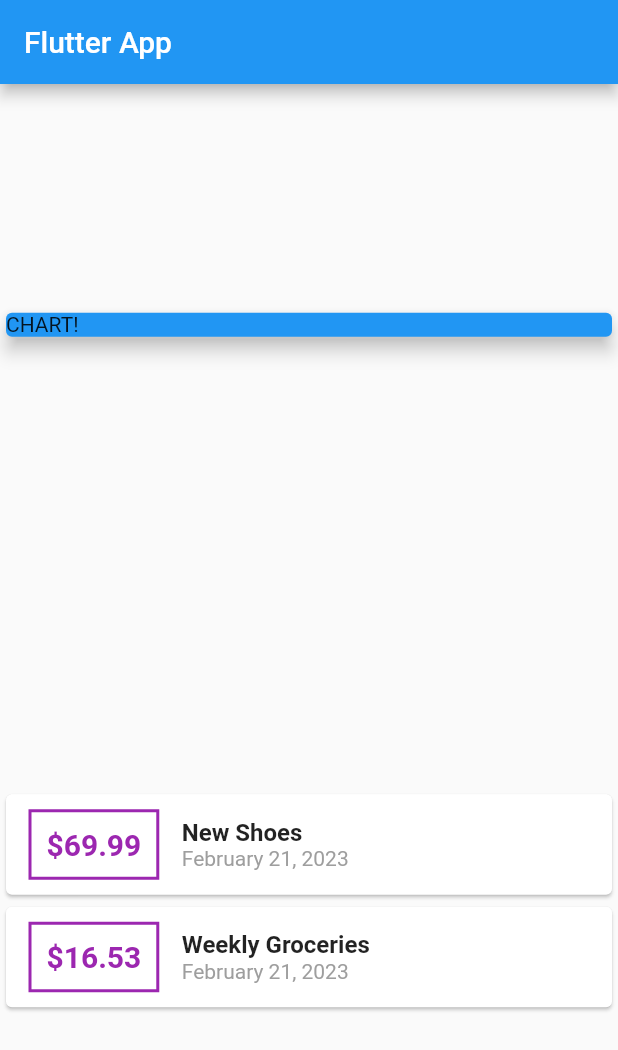
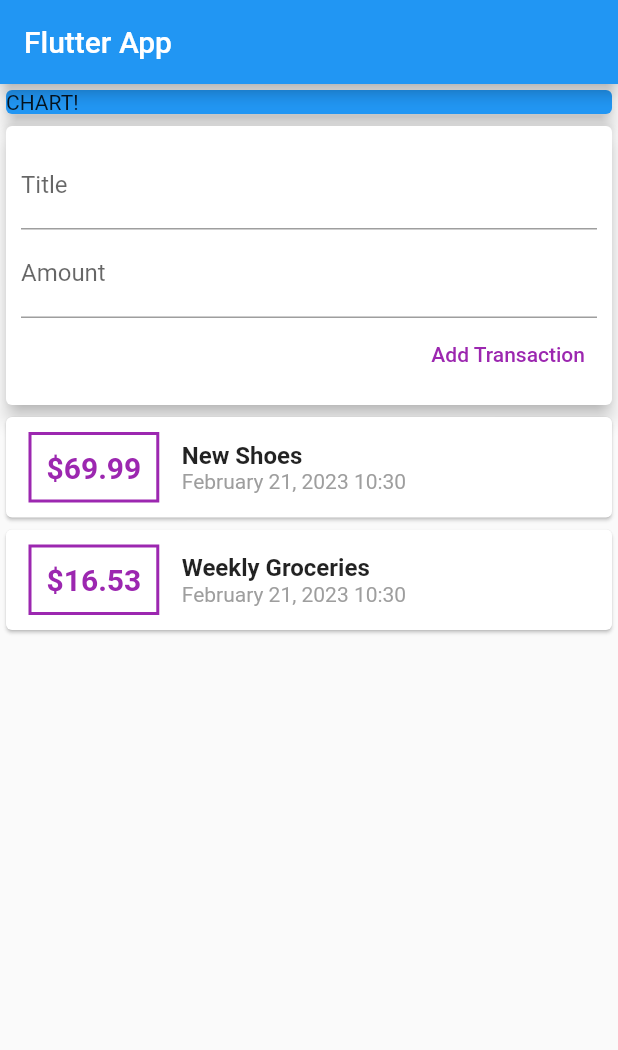
Before and after one commit to LapertJoseph/ExpenseFlutterApp, a Flutter app: the screen it shows after launch, on a phone screen of 412 x 824 dp. Shown: the top 1050 px of the screen. Run offline on Flutter 3.47's test engine with Material 2 defaults, Android fonts, the phone set to English and light mode, and no system bars.

Commit message:
display user input with a submit button

```diff
--- a/lib/main.dart
+++ b/lib/main.dart
@@ -38,7 +38,7 @@ class MyHomePage extends StatelessWidget {
         title: Text('Flutter App'),
       ),
       body: Column(
-        mainAxisAlignment: MainAxisAlignment.spaceAround,
+        // mainAxisAlignment: MainAxisAlignment.start,
         crossAxisAlignment: CrossAxisAlignment.center,
         children: [
           Container(
@@ -47,6 +47,30 @@ class MyHomePage extends StatelessWidget {
               color: Colors.blue,
               child: Text('CHART!'),
               elevation: 5,
+            ),
+          ),
+          Card(
+            elevation: 5,
+            child: Container(
+              padding: EdgeInsets.all(10),
+              child: Column(
+                crossAxisAlignment: CrossAxisAlignment.end,
+                children: [
+                  TextField(
+                    decoration: InputDecoration(labelText: 'Title'),
+                  ),
+                  TextField(
+                    decoration: InputDecoration(labelText: 'Amount'),
+                  ),
+                  TextButton(
+                    child: Text(
+                      'Add Transaction',
+                      style: TextStyle(color: Colors.purple),
+                    ),
+                    onPressed: () {},
+                  ),
+                ],
+              ),
             ),
           ),
           Column(
@@ -86,7 +110,7 @@ class MyHomePage extends StatelessWidget {
                           ),
                         ),
                         Text(
-                          DateFormat.yMMMMd().format(tx.date),
+                          DateFormat.yMMMMd().add_Hm().format(tx.date),
                           style: TextStyle(
                             color: Colors.grey,
                           ),
```
